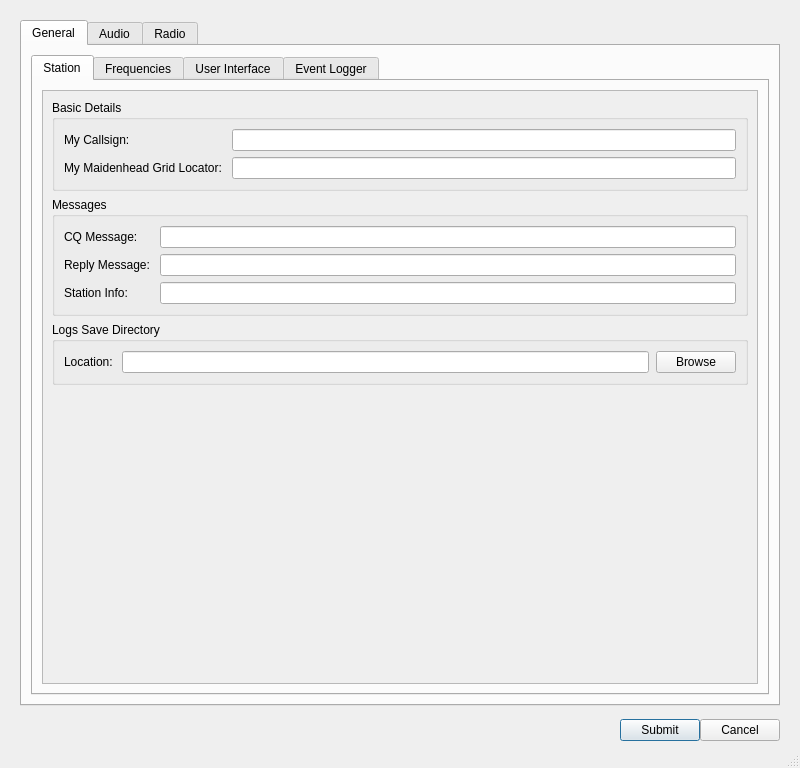
Before: the Qt Designer form src/ui/dialogsettings.ui in GekkoFyre/small-world-deluxe, drawn with Qt 5.
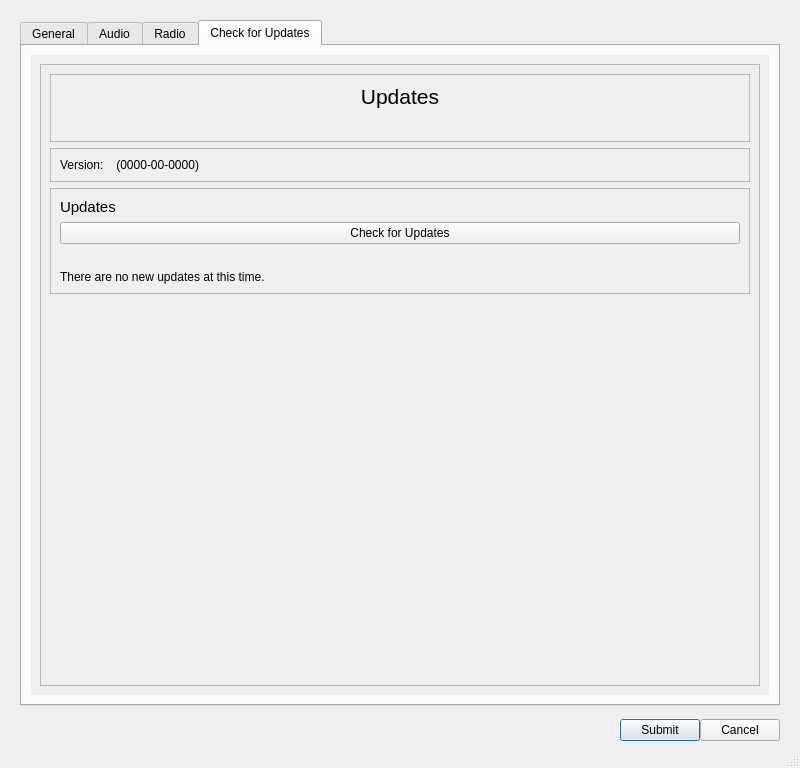
After: the same form once the commit is applied. The open tabs and pages were chosen to show the change.

The edit to the form file:
```diff
--- a/src/ui/dialogsettings.ui
+++ b/src/ui/dialogsettings.ui
@@ -108,6 +108,9 @@
                      <verstretch>0</verstretch>
                     </sizepolicy>
                    </property>
+                   <property name="frameShape">
+                    <enum>QFrame::NoFrame</enum>
+                   </property>
                    <property name="frameShadow">
                     <enum>QFrame::Plain</enum>
                    </property>
@@ -122,8 +125,8 @@
                      <rect>
                       <x>0</x>
                       <y>0</y>
-                      <width>742</width>
-                      <height>621</height>
+                      <width>700</width>
+                      <height>579</height>
                      </rect>
                     </property>
                     <property name="sizePolicy">
@@ -4147,6 +4150,182 @@
              </item>
             </layout>
            </widget>
+           <widget class="QWidget" name="tab_3_check_updates">
+            <attribute name="title">
+             <string>Check for Updates</string>
+            </attribute>
+            <layout class="QVBoxLayout" name="verticalLayout_53">
+             <item>
+              <widget class="QScrollArea" name="scrollArea_3">
+               <property name="frameShape">
+                <enum>QFrame::NoFrame</enum>
+               </property>
+               <property name="horizontalScrollBarPolicy">
+                <enum>Qt::ScrollBarAlwaysOff</enum>
+               </property>
+               <property name="widgetResizable">
+                <bool>true</bool>
+               </property>
+               <widget class="QWidget" name="scrollAreaWidgetContents_5">
+                <property name="geometry">
+                 <rect>
+                  <x>0</x>
+                  <y>0</y>
+                  <width>728</width>
+                  <height>630</height>
+                 </rect>
+                </property>
+                <layout class="QVBoxLayout" name="verticalLayout_54">
+                 <item>
+                  <widget class="QFrame" name="frame_16">
+                   <property name="frameShape">
+                    <enum>QFrame::StyledPanel</enum>
+                   </property>
+                   <property name="frameShadow">
+                    <enum>QFrame::Raised</enum>
+                   </property>
+                   <layout class="QVBoxLayout" name="verticalLayout_55">
+                    <item>
+                     <widget class="QFrame" name="frame_17">
+                      <property name="frameShape">
+                       <enum>QFrame::StyledPanel</enum>
+                      </property>
+                      <property name="frameShadow">
+                       <enum>QFrame::Raised</enum>
+                      </property>
+                      <layout class="QVBoxLayout" name="verticalLayout_57">
+                       <item>
+                        <widget class="QLabel" name="label_updates_header">
+                         <property name="font">
+                          <font>
+                           <pointsize>16</pointsize>
+                          </font>
+                         </property>
+                         <property name="text">
+                          <string>Updates</string>
+                         </property>
+                         <property name="alignment">
+                          <set>Qt::AlignCenter</set>
+                         </property>
+                        </widget>
+                       </item>
+                       <item>
+                        <widget class="QLabel" name="label_current_app_version_header">
+                         <property name="font">
+                          <font>
+                           <pointsize>11</pointsize>
+                          </font>
+                         </property>
+                         <property name="text">
+                          <string>&lt;Version&gt;</string>
+                         </property>
+                         <property name="alignment">
+                          <set>Qt::AlignCenter</set>
+                         </property>
+                        </widget>
+                       </item>
+                      </layout>
+                     </widget>
+                    </item>
+                    <item>
+                     <widget class="QFrame" name="frame_18">
+                      <property name="frameShape">
+                       <enum>QFrame::StyledPanel</enum>
+                      </property>
+                      <property name="frameShadow">
+                       <enum>QFrame::Raised</enum>
+                      </property>
+                      <layout class="QFormLayout" name="formLayout_30">
+                       <item row="0" column="0">
+                        <widget class="QLabel" name="label_version_form_sub_header">
+                         <property name="text">
+                          <string>Version: </string>
+                         </property>
+                        </widget>
+                       </item>
+                       <item row="0" column="1">
+                        <widget class="QLabel" name="label_actual_version_info">
+                         <property name="text">
+                          <string>&lt;Unknown&gt; (0000-00-0000)</string>
+                         </property>
+                        </widget>
+                       </item>
+                      </layout>
+                     </widget>
+                    </item>
+                    <item>
+                     <widget class="QFrame" name="frame_19">
+                      <property name="frameShape">
+                       <enum>QFrame::StyledPanel</enum>
+                      </property>
+                      <property name="frameShadow">
+                       <enum>QFrame::Raised</enum>
+                      </property>
+                      <layout class="QVBoxLayout" name="verticalLayout_56">
+                       <item>
+                        <widget class="QLabel" name="label_updates_sub_header">
+                         <property name="font">
+                          <font>
+                           <pointsize>11</pointsize>
+                          </font>
+                         </property>
+                         <property name="text">
+                          <string>Updates</string>
+                         </property>
+                        </widget>
+                       </item>
+                       <item>
+                        <widget class="QPushButton" name="pushButton_check_for_updates">
+                         <property name="text">
+                          <string>Check for Updates</string>
+                         </property>
+                        </widget>
+                       </item>
+                       <item>
+                        <spacer name="horizontalSpacer_28">
+                         <property name="orientation">
+                          <enum>Qt::Horizontal</enum>
+                         </property>
+                         <property name="sizeHint" stdset="0">
+                          <size>
+                           <width>40</width>
+                           <height>20</height>
+                          </size>
+                         </property>
+                        </spacer>
+                       </item>
+                       <item>
+                        <widget class="QLabel" name="label_available_updates">
+                         <property name="text">
+                          <string>There are no new updates at this time.</string>
+                         </property>
+                        </widget>
+                       </item>
+                      </layout>
+                     </widget>
+                    </item>
+                    <item>
+                     <spacer name="verticalSpacer_11">
+                      <property name="orientation">
+                       <enum>Qt::Vertical</enum>
+                      </property>
+                      <property name="sizeHint" stdset="0">
+                       <size>
+                        <width>20</width>
+                        <height>40</height>
+                       </size>
+                      </property>
+                     </spacer>
+                    </item>
+                   </layout>
+                  </widget>
+                 </item>
+                </layout>
+               </widget>
+              </widget>
+             </item>
+            </layout>
+           </widget>
           </widget>
          </item>
         </layout>
```
Left out of the diff: 31 changed lines with no effect on the pictures.
